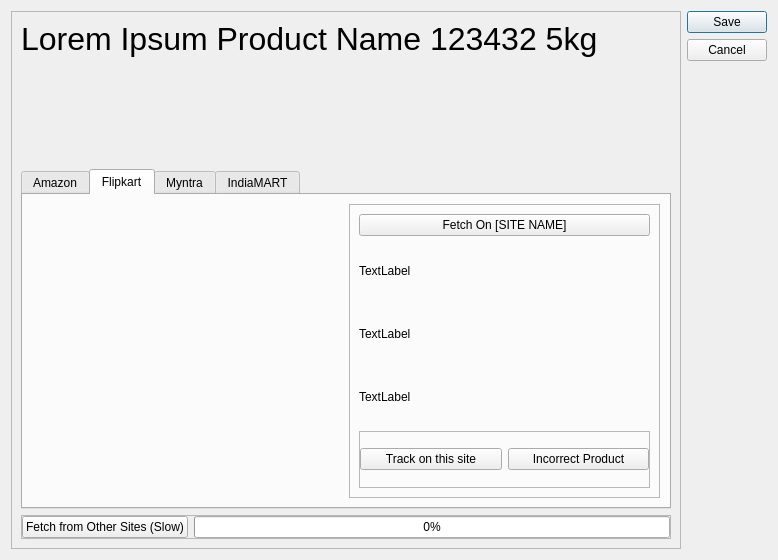
sortedcord/buyeradar, file buyeradar/screens/UI/product_window.ui: the form before one commit.
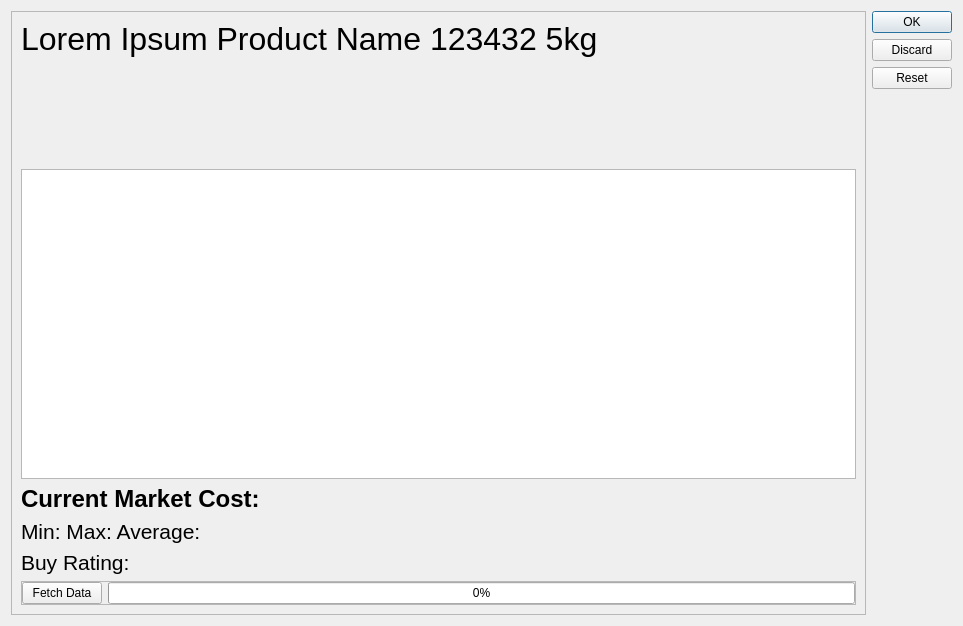
The form after the commit.

Commit message: Can't track this anymore

Patch:
```diff
--- a/buyeradar/screens/UI/product_window.ui
+++ b/buyeradar/screens/UI/product_window.ui
@@ -6,8 +6,8 @@
    <rect>
     <x>0</x>
     <y>0</y>
-    <width>778</width>
-    <height>560</height>
+    <width>963</width>
+    <height>626</height>
    </rect>
   </property>
   <property name="windowTitle">
@@ -27,8 +27,8 @@
        <rect>
         <x>0</x>
         <y>0</y>
-        <width>667</width>
-        <height>540</height>
+        <width>839</width>
+        <height>602</height>
        </rect>
       </property>
       <layout class="QVBoxLayout" name="verticalLayout">
@@ -76,117 +76,44 @@
         </widget>
        </item>
        <item>
-        <widget class="QTabWidget" name="tabWidget">
-         <property name="currentIndex">
-          <number>1</number>
+        <widget class="QTableView" name="tableView"/>
+       </item>
+       <item>
+        <widget class="QLabel" name="current_price_label">
+         <property name="font">
+          <font>
+           <pointsize>18</pointsize>
+           <weight>75</weight>
+           <bold>true</bold>
+          </font>
          </property>
-         <widget class="QWidget" name="amazon">
-          <attribute name="title">
-           <string>Amazon</string>
-          </attribute>
-         </widget>
-         <widget class="QWidget" name="flipkart">
-          <attribute name="title">
-           <string>Flipkart</string>
-          </attribute>
-          <layout class="QHBoxLayout" name="horizontalLayout_3">
-           <item>
-            <widget class="QLabel" name="label">
-             <property name="text">
-              <string/>
-             </property>
-            </widget>
-           </item>
-           <item>
-            <widget class="QFrame" name="frame_2">
-             <property name="frameShape">
-              <enum>QFrame::StyledPanel</enum>
-             </property>
-             <property name="frameShadow">
-              <enum>QFrame::Plain</enum>
-             </property>
-             <layout class="QVBoxLayout" name="verticalLayout_2">
-              <item>
-               <widget class="QPushButton" name="pushButton_4">
-                <property name="text">
-                 <string>Fetch On [SITE NAME]</string>
-                </property>
-               </widget>
-              </item>
-              <item>
-               <widget class="QLabel" name="label_2">
-                <property name="text">
-                 <string>TextLabel</string>
-                </property>
-               </widget>
-              </item>
-              <item>
-               <widget class="QLabel" name="label_3">
-                <property name="text">
-                 <string>TextLabel</string>
-                </property>
-               </widget>
-              </item>
-              <item>
-               <widget class="QLabel" name="label_4">
-                <property name="text">
-                 <string>TextLabel</string>
-                </property>
-               </widget>
-              </item>
-              <item>
-               <widget class="QFrame" name="frame_3">
-                <property name="frameShape">
-                 <enum>QFrame::StyledPanel</enum>
-                </property>
-                <property name="frameShadow">
-                 <enum>QFrame::Plain</enum>
-                </property>
-                <layout class="QHBoxLayout" name="horizontalLayout_4">
-                 <property name="leftMargin">
-                  <number>0</number>
-                 </property>
-                 <property name="topMargin">
-                  <number>0</number>
-                 </property>
-                 <property name="rightMargin">
-                  <number>0</number>
-                 </property>
-                 <property name="bottomMargin">
-                  <number>0</number>
-                 </property>
-                 <item>
-                  <widget class="QPushButton" name="pushButton_2">
-                   <property name="text">
-                    <string>Track on this site</string>
-                   </property>
-                  </widget>
-                 </item>
-                 <item>
-                  <widget class="QPushButton" name="pushButton_3">
-                   <property name="text">
-                    <string>Incorrect Product</string>
-                   </property>
-                  </widget>
-                 </item>
-                </layout>
-               </widget>
-              </item>
-             </layout>
-            </widget>
-           </item>
-          </layout>
-         </widget>
-         <widget class="QWidget" name="myntra">
-          <attribute name="title">
-           <string>Myntra</string>
-          </attribute>
-         </widget>
-         <widget class="QWidget" name="indiamart">
-          <attribute name="title">
-           <string>IndiaMART</string>
-          </attribute>
-         </widget>
+         <property name="text">
+          <string>Current Market Cost:</string>
+         </property>
+        </widget>
+       </item>
+       <item>
+        <widget class="QLabel" name="label">
+         <property name="font">
+          <font>
+           <pointsize>16</pointsize>
+          </font>
+         </property>
+         <property name="text">
+          <string>Min: Max: Average:</string>
+         </property>
+        </widget>
+       </item>
+       <item>
+        <widget class="QLabel" name="label_2">
+         <property name="font">
+          <font>
+           <pointsize>16</pointsize>
+          </font>
+         </property>
+         <property name="text">
+          <string>Buy Rating: </string>
+         </property>
         </widget>
        </item>
        <item>
@@ -219,7 +146,7 @@
           <item>
            <widget class="QPushButton" name="pushButton">
             <property name="text">
-             <string>Fetch from Other Sites (Slow)</string>
+             <string>Fetch Data</string>
             </property>
            </widget>
           </item>
@@ -246,7 +173,7 @@
       <enum>Qt::Vertical</enum>
      </property>
      <property name="standardButtons">
-      <set>QDialogButtonBox::Cancel|QDialogButtonBox::Save</set>
+      <set>QDialogButtonBox::Discard|QDialogButtonBox::Ok|QDialogButtonBox::Reset</set>
      </property>
     </widget>
    </item>
```
Left out of the diff: 2 changed lines with no effect on the pictures. The commit also changes 6 other files.
